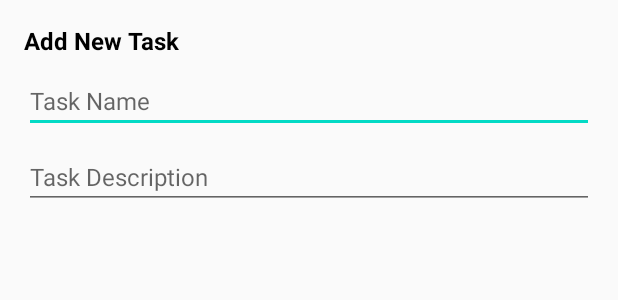
After one commit to RafaelMScience/RoomArchitecture, an Android app: the layout todo_dialog.xml on its own in the app's theme, with its tools: preview values and no code run, on a phone screen of 412 x 824 dp. The commit adds this screen. Shown: the top 300 px of the screen. Run offline under Robolectric (Android 15) with nearby library versions, the phone set to English and light mode, and no system bars.

Commit message:
Feat: Create a DialogBox UI

```diff
--- a/app/build.gradle
+++ b/app/build.gradle
@@ -44,4 +44,5 @@ dependencies {
     //lifecycle fo viewModel
     implementation "android.arch.lifecycle:extensions:1.1.1"
 
+    implementation 'com.google.android.material:material:1.3.0-alpha01'
 }
--- /dev/null
+++ b/app/src/main/res/layout/todo_dialog.xml
@@ -0,0 +1,31 @@
+<?xml version="1.0" encoding="utf-8"?>
+<LinearLayout xmlns:android="http://schemas.android.com/apk/res/android"
+    android:layout_width="match_parent"
+    android:layout_height="match_parent"
+    android:orientation="vertical"
+    android:padding="16dp">
+
+    <TextView
+        android:layout_width="wrap_content"
+        android:layout_height="wrap_content"
+        android:text="Add New Task"
+        android:textStyle="bold"
+        style="@style/text_style" />
+
+    <EditText
+        android:layout_width="match_parent"
+        android:layout_height="wrap_content"
+        android:hint="Task Name"
+        android:id="@+id/taskName"
+        style="@style/text_style"
+        android:layout_marginTop="8dp"/>
+
+    <EditText
+        android:layout_width="match_parent"
+        android:layout_height="wrap_content"
+        android:hint="Task Description"
+        android:id="@+id/taskDescription"
+        style="@style/text_style"
+        android:layout_marginTop="8dp"/>
+
+</LinearLayout>
--- a/app/src/main/res/values/styles.xml
+++ b/app/src/main/res/values/styles.xml
@@ -7,4 +7,10 @@
         <item name="colorAccent">@color/colorAccent</item>
     </style>
 
+    <style name="text_style">
+        <item name="android:fontFamily">sans-serif</item>
+        <item name="android:textColor">@android:color/black</item>
+        <item name="android:textSize">16sp</item>
+    </style>
+
 </resources>
```
Also changed, not shown: app/src/main/java/com/rafaelm/roomarchitecture/ui/MainActivity.kt (+16 -6 lines), app/src/main/java/com/rafaelm/roomarchitecture/ui/TodoDialog.kt (added, +54 -0 lines), app/src/main/res/drawable/ic_baseline_add_24.xml (added, +10 -0 lines), app/src/main/res/layout/activity_main.xml (+15 -2 lines), app/src/main/res/font/roboto.ttf (added).
